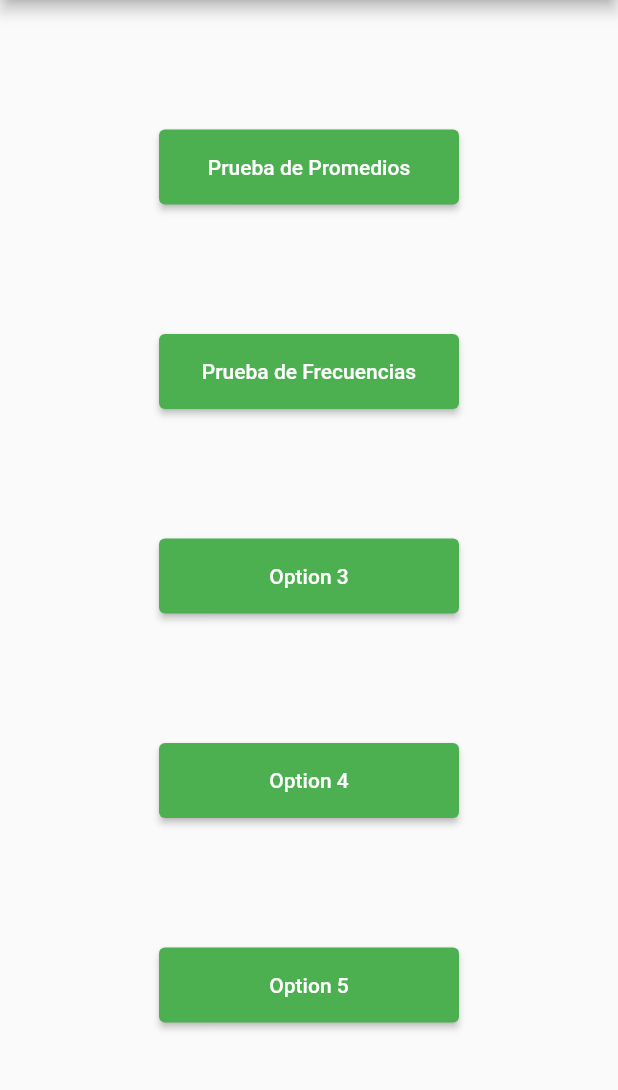
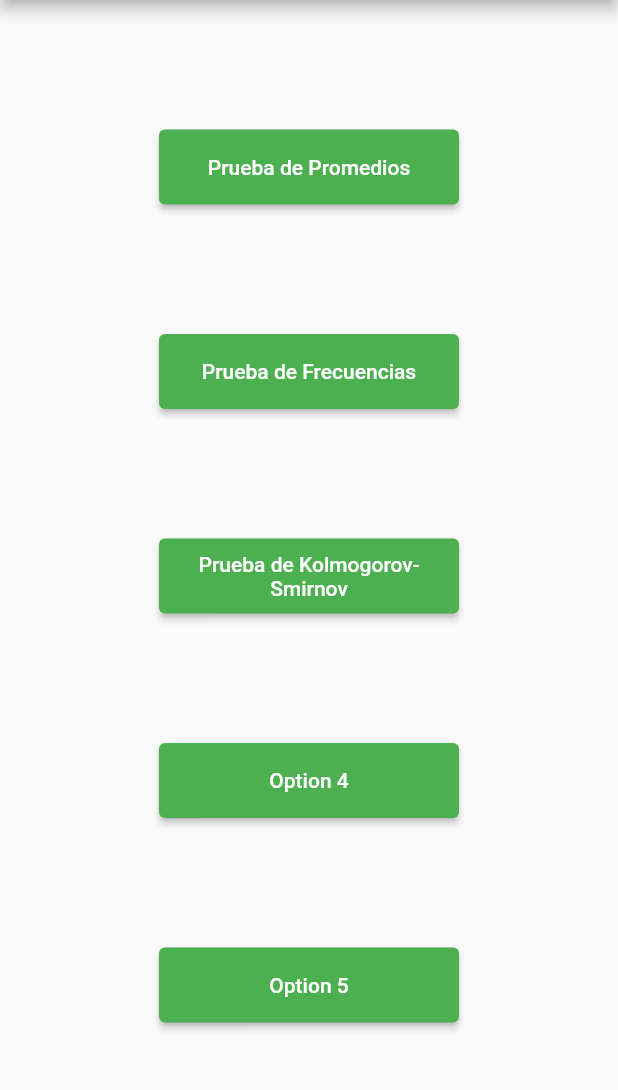
Before and after one commit to Fleesin/random_generator, a Flutter app: the statistics screen opened directly, on a phone screen of 412 x 824 dp, the part 84-1174 px from its top. Run offline on Flutter 3.47's test engine with Material 2 defaults, Android fonts, the phone set to English and light mode, and no system bars; missing offline and left inert: excel.

Commit message:
kolmogorov-method v2

```diff
--- a/lib/results.dart
+++ b/lib/results.dart
@@ -48,22 +48,42 @@ double statistics_prom (List<double> lista, data){
   return (promedio);
 }
 
-List<double> kolmogorov (List<double> lista){
+class Kolmogorov {
+  final double Dn;
+  final double dn;
+  final String message;
+  final List<double> sort_list;
+  Kolmogorov(this.Dn, this.dn, this.message, this.sort_list);
+}
+
+Kolmogorov kolmogorov (List<double> lista){
   List <double> sort_list = lista;
   var Fn = <double>[];
   var F = <double>[];
+  String message;
   sort_list.sort();
-
   for (int i = 0;  i  <= sort_list.length; i++){
     Fn.add((i+1)/sort_list.length);
   }
   for (int i = 0;  i  < sort_list.length; i++){
     F.add(Fn[i] - sort_list[i]);
   }
+  double exact_value = 0;
 
-  double mayor = F.reduce((a, b) => a>b ? a:b);
+  double Dn = F.reduce((a, b) => a>b ? a:b);
+  print(Dn);
+  double dn = 1.36/sqrt(sort_list.length);
+  print(dn);
 
-  return F;
+  if (dn < exact_value){
+    message = ('los números siguen una función de distribución uniforme');
+
+  }
+  else{
+    message = ('los números no siguen una función de distribución uniforme');
+
+  }
+  return(Kolmogorov(Dn, dn, message, sort_list));
 }
 
 class results extends StatelessWidget {
@@ -80,27 +100,31 @@ class results extends StatelessWidget {
     final lista = <int>[];
     var lista0 = <double>[];
     var sort_list = <double>[];
+
     for (final row in data) {
       print(row);
       lista.add(row);
     }
     int mayor = lista.reduce((a, b) => a>b ? a:b);
     lista0 = lista.map((elemento) => elemento / (mayor + 1)).toList();
-    double promedio = 0, Z0 = 0, Z, X0 = 0, p_value = 0;
+    double promedio = 0, Z0, Z, X0 = 0, p_value = 0, Dn= 0, dn = 0;
     String mensaje = '';
     promedio = statistics_prom(lista0, data);
     Z = ((promedio - 0.5)*sqrt(lista.length))/sqrt(1/12);
-
+    Z0 = Z.abs();
     if(option == 2){
       var met_inter= statistics_inter(lista0, interval);
       // ignore: non_constant_identifier_names
-      Z0 = Z.abs();
       X0 = met_inter.x0;
       p_value = met_inter.exact_pvalue;
       mensaje = met_inter.message;
     }
     if(option == 3){
-      sort_list = kolmogorov(lista0);
+      var kolm_smirnov = kolmogorov(lista0);
+      Dn = kolm_smirnov.Dn;
+      dn = kolm_smirnov.dn;
+      mensaje = kolm_smirnov.message;
+      sort_list = kolm_smirnov.sort_list;
     }
 
 
@@ -114,9 +138,10 @@ class results extends StatelessWidget {
           Text('\n\n El promedio es de $promedio \n \n El |Z_0| es de $Z0'),
           if (option == 2)
           Center(
-            child: Text('$mensaje ya que X_0 es $X0 y el valor de chi cuadrado para ese intervalo es $p_value'),
+            child: Text('\n\n $mensaje ya que X_0 es $X0 y el valor de chi cuadrado para ese intervalo es $p_value'),
           ),
           if (option == 3)
+          Text('\n\n Dn es $Dn dn es de $dn el valor de la tabla para estos datos $mensaje'),
           Expanded(
             child: SingleChildScrollView(
               child: ListView.builder(
--- a/lib/statistics.dart
+++ b/lib/statistics.dart
@@ -62,7 +62,7 @@ class statistics extends StatelessWidget {
                 fixedSize: const Size(200, 50), // Establecer el tamaño del botón
               ),
               child: const Text(
-                'Option 3',
+                'Prueba de Kolmogorov-Smirnov',
                 textAlign: TextAlign.center,
               ),
             ),
```
